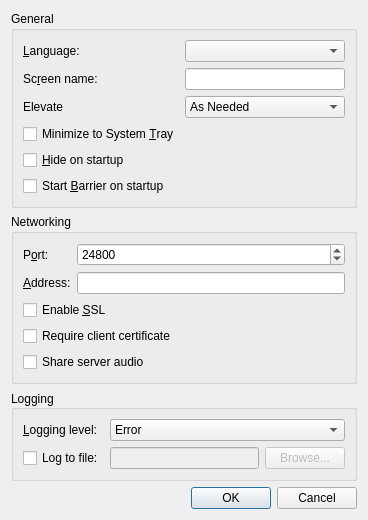
The window that src/gui/src/SettingsDialogBase.ui (SpiderChen/barrier-master) describes before a commit, drawn with Qt 5.
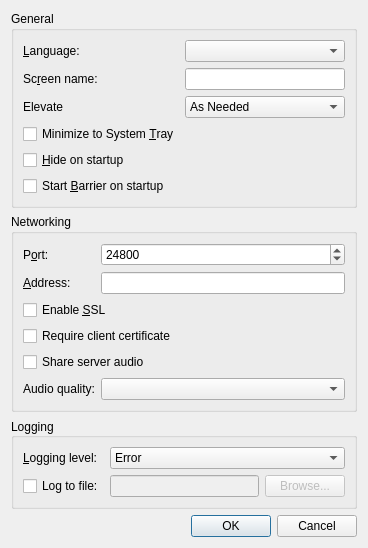
The same window after the commit.

```diff
--- a/src/gui/src/SettingsDialogBase.ui
+++ b/src/gui/src/SettingsDialogBase.ui
@@ -212,6 +212,20 @@
         </property>
        </widget>
       </item>
+      <item row="5" column="0">
+       <widget class="QLabel" name="m_pLabelAudioQuality">
+        <property name="text">
+         <string>Audio quality:</string>
+        </property>
+       </widget>
+      </item>
+      <item row="5" column="1">
+       <widget class="QComboBox" name="m_pComboAudioQuality">
+        <property name="toolTip">
+         <string>Higher quality uses more network bandwidth.</string>
+        </property>
+       </widget>
+      </item>
      </layout>
     </widget>
    </item>
```
Left out of the diff: 1 changed line with no effect on the pictures.
